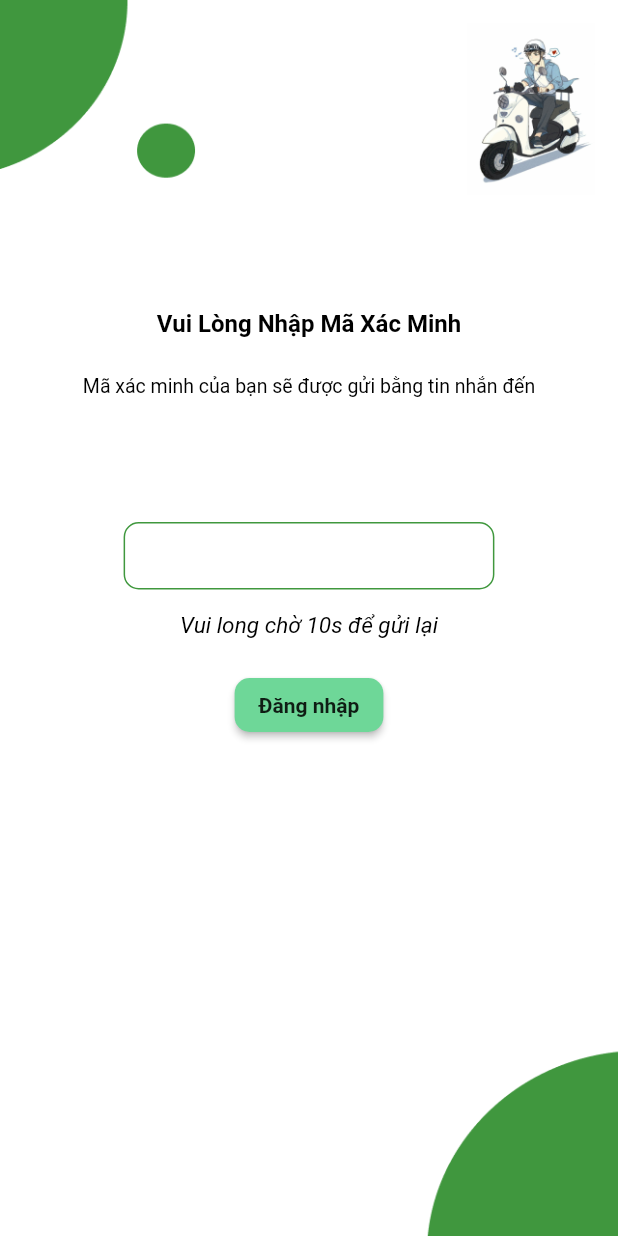
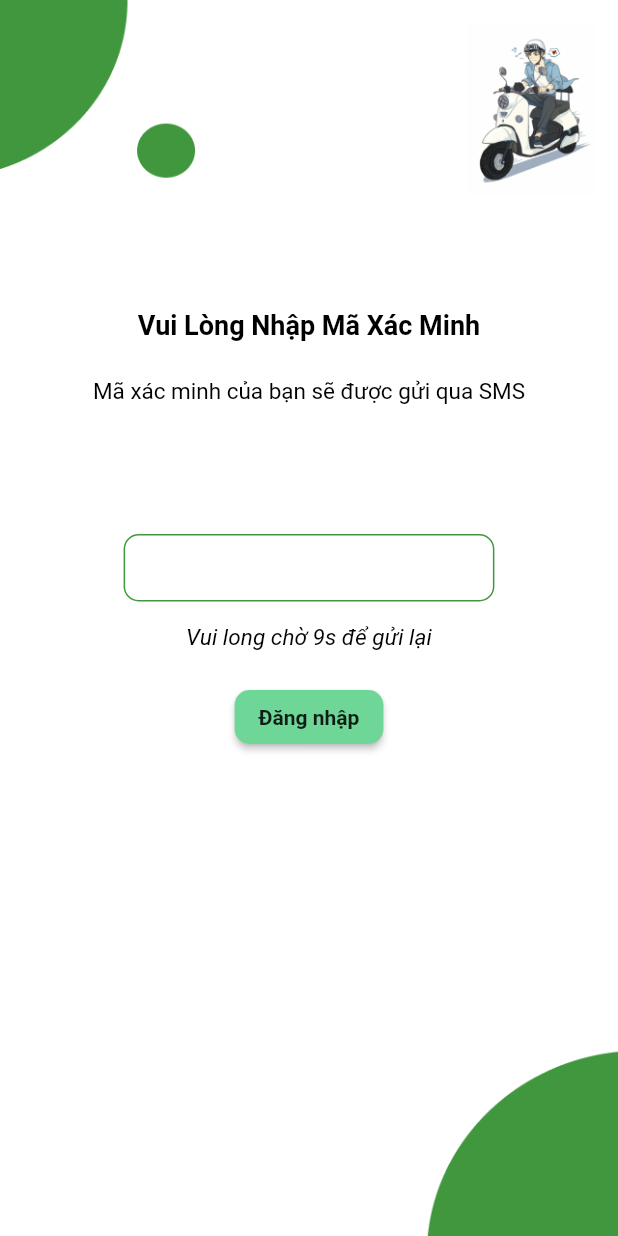
Before and after one commit to g9vsttung/Cho_thue_xe_may, a Flutter app: the LoginView2 screen opened directly with empty values, on a phone screen of 412 x 824 dp. Run offline on Flutter 3.47's test engine with Material 2 defaults, Android fonts, the phone set to English and light mode, and no system bars.

Commit message:
login page

```diff
--- a/lib/views/Login/Step2/components/body.dart
+++ b/lib/views/Login/Step2/components/body.dart
@@ -1,5 +1,7 @@
-import 'dart:io';
 
+import 'dart:async';
+
+import 'package:chothuexemay_mobile/views/Home/home_view.dart';
 import 'package:flutter/cupertino.dart';
 import 'package:flutter/material.dart';
 import 'package:flutter/painting.dart';
@@ -8,12 +10,8 @@ import 'package:flutter/rendering.dart';
 class LoginBodyStep extends StatefulWidget {
   Size size;
   String phone;
-  bool status=true;
-  int countDown=10;
-
-  LoginBodyStep({required this.size, required this.phone});
-
-
+  String otp;
+  LoginBodyStep({required this.size, required this.phone,required this.otp});
 
   @override
   State<StatefulWidget> createState() {
@@ -21,15 +19,20 @@ class LoginBodyStep extends StatefulWidget {
   }
 }
 class _LoginBodyStep extends State<LoginBodyStep>{
-  countDownFunction(){
-    if(widget.countDown > 0)
-      sleep(Duration(seconds: 1));
-      setState(() {
-        widget.countDown -= 1;
+  bool status=true;
+  int countDown=10;
+  TextEditingController otpController=TextEditingController();
+  countDownFunc() async{
+     if(countDown>0)
+        await Future.delayed(const Duration(milliseconds: 1000), () {
+            setState(() {
+              countDown--;
+            });
       });
   }
   @override
   Widget build(BuildContext context) {
+    countDownFunc();
 
     return Container(
       child: Padding(
@@ -44,7 +47,7 @@ class _LoginBodyStep extends State<LoginBodyStep>{
               "Vui Lòng Nhập Mã Xác Minh",
               style: TextStyle(
                 color: Colors.black,
-                fontSize: 16,
+                fontSize: 18,
                 fontWeight: FontWeight.bold,
               ),
             ),
@@ -52,20 +55,21 @@ class _LoginBodyStep extends State<LoginBodyStep>{
               height: 25,
             ),
             Text(
-              "Mã xác minh của bạn sẽ được gửi bằng tin nhắn đến",
+              "Mã xác minh của bạn sẽ được gửi qua SMS",
               style: TextStyle(
                 color: Colors.black,
-                fontSize: 13,
+                fontSize: 15,
               ),
             ),
             SizedBox(
               height: 15,
             ),
+            //=======================================PHONE
             Text(
               widget.phone,
               style: TextStyle(
                 color: Colors.black,
-                fontSize: 15,
+                fontSize: 18,
                 fontWeight: FontWeight.bold
               ),
             ),
@@ -73,7 +77,7 @@ class _LoginBodyStep extends State<LoginBodyStep>{
             SizedBox(
               height: 15,
             ),
-            if(widget.status)
+            if(status)
               SizedBox(
                 height: 15,
               )
@@ -87,12 +91,13 @@ class _LoginBodyStep extends State<LoginBodyStep>{
                 ),
               )
             ,
-            //=================================BUTTON
+            //=================================TEXT FIELD
             SizedBox(height: 20,),
             Container(
               height: 45,
               width: widget.size.width*0.6,
               child: TextField(
+                controller: otpController,
                 decoration: InputDecoration(
                     enabledBorder: OutlineInputBorder(
                       borderSide:
@@ -108,9 +113,9 @@ class _LoginBodyStep extends State<LoginBodyStep>{
               height: 15,
             ),
 
-            if(widget.countDown > 0)
+            if(countDown > 0)
               Text(
-                "Vui long chờ ${widget.countDown}s để gửi lại",
+                "Vui long chờ ${countDown}s để gửi lại",
                 style: TextStyle(
                   color: Colors.black,
                   fontSize: 15,
@@ -119,6 +124,7 @@ class _LoginBodyStep extends State<LoginBodyStep>{
               )
             else
               Row(
+                mainAxisAlignment: MainAxisAlignment.center,
                 children: [
                   Text(
                     "Bạn không nhận được mã? ",
@@ -137,7 +143,6 @@ class _LoginBodyStep extends State<LoginBodyStep>{
                   )
                 ],
               )
-
             ,
             //===================================BUTTON
             SizedBox(
@@ -147,7 +152,17 @@ class _LoginBodyStep extends State<LoginBodyStep>{
               mainAxisAlignment: MainAxisAlignment.center,
               children: [
                 RaisedButton(
-                  onPressed: () {},
+                  onPressed: () {
+                    if(widget.otp == otpController.text){
+                      Navigator.push(context, MaterialPageRoute(builder: (context) {
+                        return HomeView();
+                      },));
+                    }else{
+                      setState(() {
+                        status=false;
+                      });
+                    }
+                  },
                   child: Text(
                     "Đăng nhập",
                     style: TextStyle(fontWeight: FontWeight.bold, fontSize: 14),
--- a/lib/views/Login/Step2/login_view_2.dart
+++ b/lib/views/Login/Step2/login_view_2.dart
@@ -4,7 +4,8 @@ import 'package:flutter/material.dart';
 
 class LoginView2 extends StatefulWidget{
   String phone;
-  LoginView2({required this.phone});
+  String otp;
+  LoginView2({Key? key, required this.phone, required this.otp}) : super(key: key);
   @override
   State<StatefulWidget> createState() {
     return _LoginView2();
@@ -24,7 +25,7 @@ class _LoginView2 extends State<LoginView2>{
             fit: BoxFit.cover,
           ),
         ),
-        child: LoginBodyStep(size: size, phone: widget.phone)
+        child: LoginBodyStep(size: size, phone: widget.phone, otp: widget.otp)
         ,
       ),
     );
```
